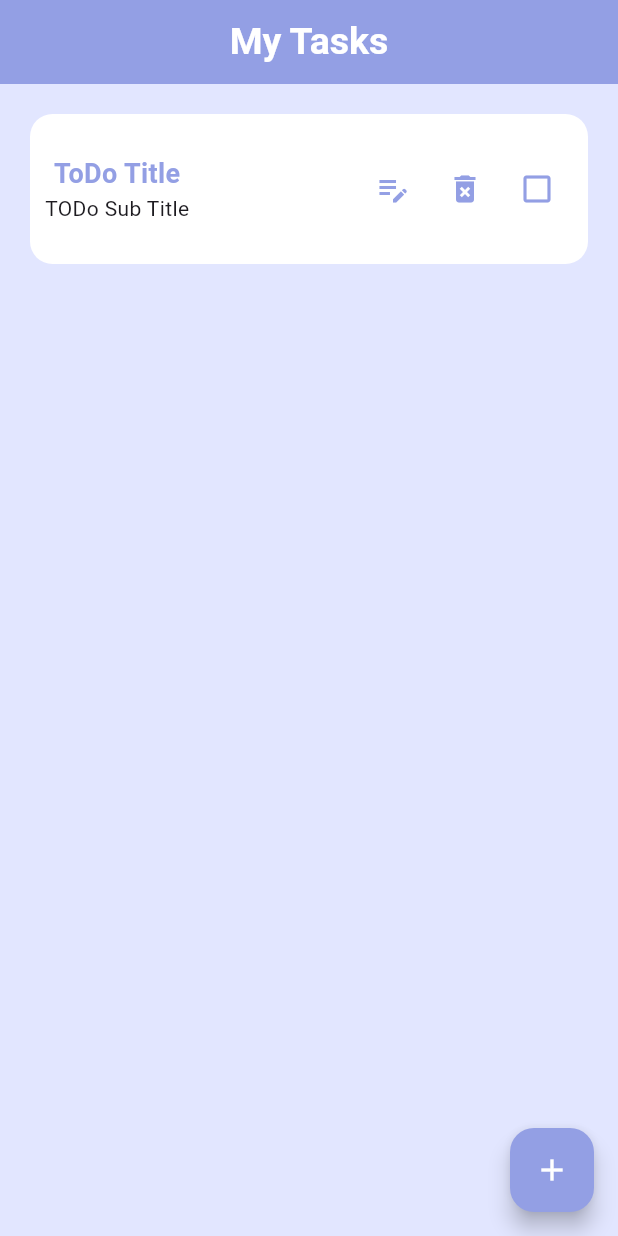
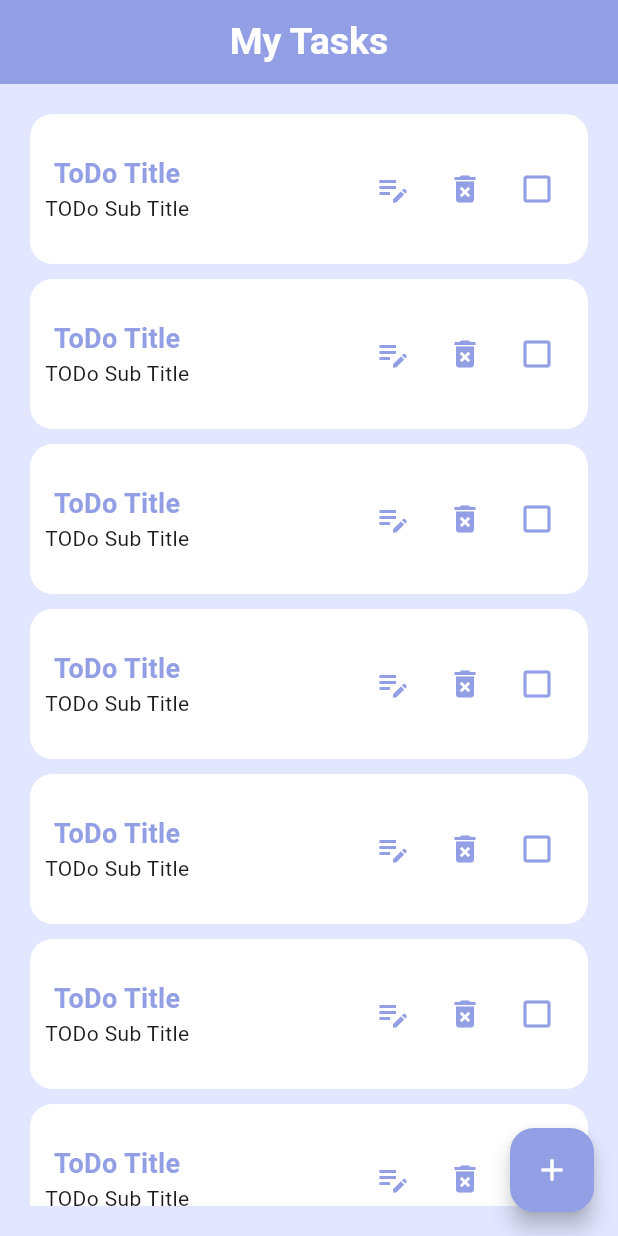
Before and after one commit to div-Ahmed-ElSaedy/To-Do, a Flutter app: the screen it shows after launch, on a phone screen of 412 x 824 dp. Run offline on Flutter 3.47's test engine with Material 3 defaults, Android fonts, the phone set to English and light mode, and no system bars; our stand-ins replace quickalert.

Commit message:
Create Task list view

```diff
--- a/lib/views/Home_view.dart
+++ b/lib/views/Home_view.dart
@@ -1,7 +1,6 @@
 // ignore_for_file: file_names
-
 import 'package:flutter/material.dart';
-import '../widgets/Container_ToDo.dart';
+import '../widgets/Tast_List_view.dart';
 import 'Add_Task_view.dart';
 
 class HomeView extends StatelessWidget {
@@ -24,20 +23,15 @@ class HomeView extends StatelessWidget {
           ),
         ),
       ),
-      body: ListView(
-        children: const [
-          Padding(
-            padding: EdgeInsets.all(20.0),
-            child: Column(
-              children: [
-                ContainerToDo(
-                  title: 'ToDo Title',
-                  subTitle: 'TODo Sub Title',
-                ),
-              ],
+      body: const Padding(
+        padding: EdgeInsets.all(20.0),
+        child: Column(
+          children: [
+            Expanded(
+              child: TasksListView(),
             ),
-          )
-        ],
+          ],
+        ),
       ),
       floatingActionButton: FloatingActionButton(
         onPressed: () {
--- /dev/null
+++ b/lib/widgets/Tast_List_view.dart
@@ -0,0 +1,20 @@
+// ignore_for_file: file_names
+
+import 'package:flutter/material.dart';
+import 'Container_ToDo.dart';
+
+class TasksListView extends StatelessWidget {
+  const TasksListView({super.key});
+
+  @override
+  Widget build(BuildContext context) {
+    return ListView.builder(
+      itemBuilder: (context, int index) {
+        return const ContainerToDo(
+          title: 'ToDo Title',
+          subTitle: 'TODo Sub Title',
+        );
+      },
+    );
+  }
+}
```
